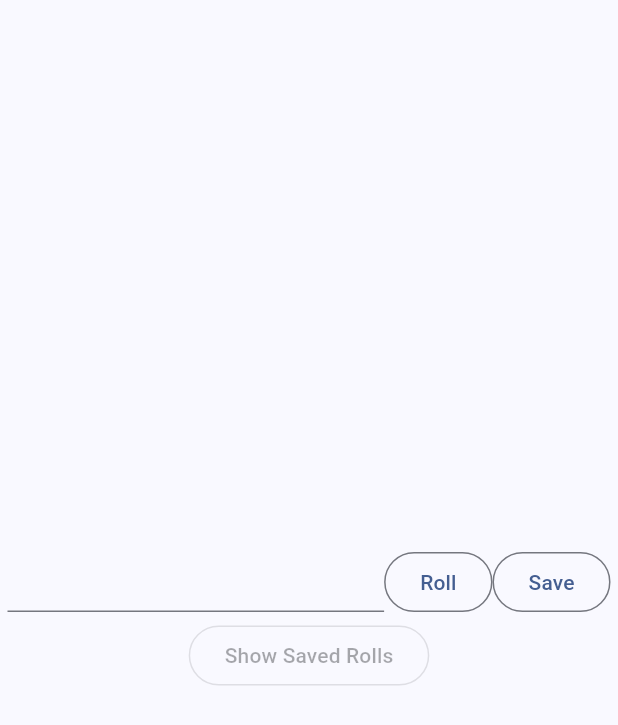
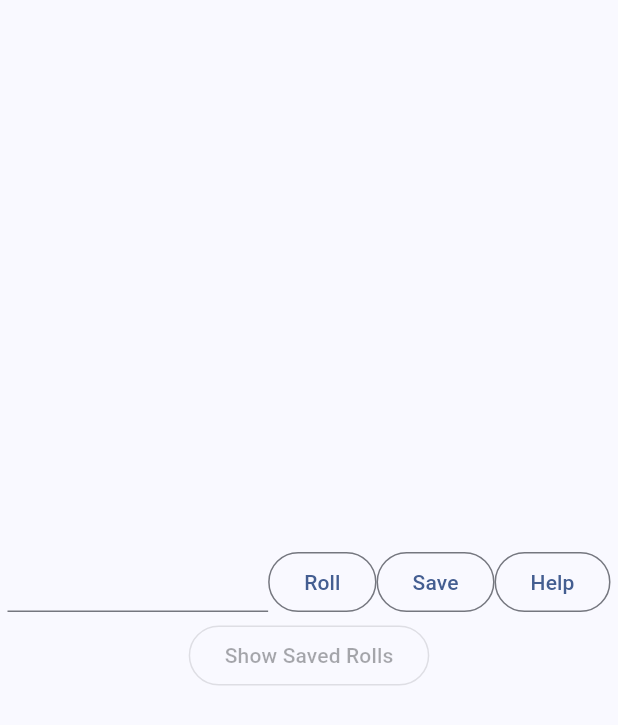
Before and after one commit to draffapps/draff-roller, a Flutter app: the TextController widget shown alone on an empty page, opened directly with empty values, after a tap on "Roll", on a phone screen of 412 x 824 dp. Shown: the top 725 px of the screen. Run offline on Flutter 3.47's test engine with Material 2 defaults, Android fonts, the light colour scheme and no system bars; our stand-ins replace flutter_tts, shared_preferences; missing offline and left inert: dart_dice_parser; accounts and stored records are empty.

Commit message:
Added help for Text Roller and made all have proper speech output.

```diff
--- a/lib/main.dart
+++ b/lib/main.dart
@@ -185,6 +185,7 @@ class _oddRollerState extends State<oddRoller> {
   void dispose() {
     // Clean up the controller when the widget is disposed.
     super.dispose();
+    flutterTts.stop();
   }
 
   void _addToHistory(Widget entry, String rollSpeech) async {
@@ -195,8 +196,9 @@ class _oddRollerState extends State<oddRoller> {
       await flutterTts.setVolume(.5);
       await flutterTts.setSpeechRate(1);
       await flutterTts.setPitch(.5);
+      print('playing');
 
-      await flutterTts.speak(rollSpeech);
+      flutterTts.speak(rollSpeech);
     }
   }
 
--- a/lib/text/text_roller.dart
+++ b/lib/text/text_roller.dart
@@ -6,6 +6,7 @@ import '../saved_roll.dart';
 void rollText(SavedRoll roll, Function addToHistory) {
   var SavedRoll(:description, :extra) = roll;
   List<Widget> entry = [];
+  String rollSpeech = '';
   if (description != '') {
     entry.add(Text(
       description,
@@ -14,6 +15,7 @@ void rollText(SavedRoll roll, Function addToHistory) {
       ),
     ));
     entry.add(const SizedBox(width: 5));
+    rollSpeech = description;
   }
 
   final roller = DiceExpression.create(extra);
@@ -21,10 +23,15 @@ void rollText(SavedRoll roll, Function addToHistory) {
   RollResult result = roller.roll();
 
   entry.add(Text('$extra='));
-  entry.add(Text(result.total.toString()));
+  String rollResult = result.total.toString();
+  entry.add(Text(rollResult));
 
-  addToHistory(Row(
-    mainAxisAlignment: MainAxisAlignment.center,
-    children: entry,
-  ));
+  rollSpeech += '$extra=$rollResult)';
+
+  addToHistory(
+      Wrap(
+        alignment: WrapAlignment.center,
+        children: entry,
+      ),
+      rollSpeech);
 }
--- a/pubspec.yaml
+++ b/pubspec.yaml
@@ -39,6 +39,7 @@ dependencies:
   shared_preferences: ^2.2.0
   dart_dice_parser: ^5.1.5
   flutter_tts: ^3.8.3
+  url_launcher: ^6.1.14
 
 dev_dependencies:
   flutter_test:
```
Also changed, not shown: lib/shadowrun/shadowrun_roller.dart (+21 -4 lines), lib/subversion/subversion_roller.dart (+15 -1 lines), lib/text/text_controller.dart (+48 -0 lines), pubspec.lock, 5 other files.
